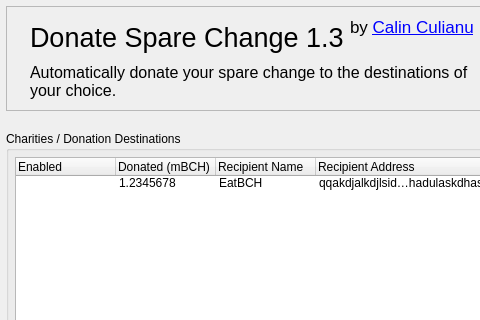
First picture: the form in ui.ui, repository cculianu/DonateSpareChange, before the edit; both pictures show x 0 to 480 and y 0 to 320 of the 1054 by 519 pixel window.
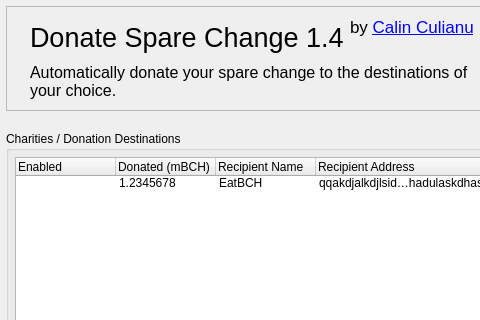
Second picture: the form after the edit. Icons and pictures are not drawn.

Patch:
```diff
--- a/ui.ui
+++ b/ui.ui
@@ -449,7 +449,7 @@
          </font>
         </property>
         <property name="text">
-         <string>Donate Spare Change 1.3</string>
+         <string>Donate Spare Change 1.4</string>
         </property>
         <property name="alignment">
          <set>Qt::AlignLeading|Qt::AlignLeft|Qt::AlignVCenter</set>
```
